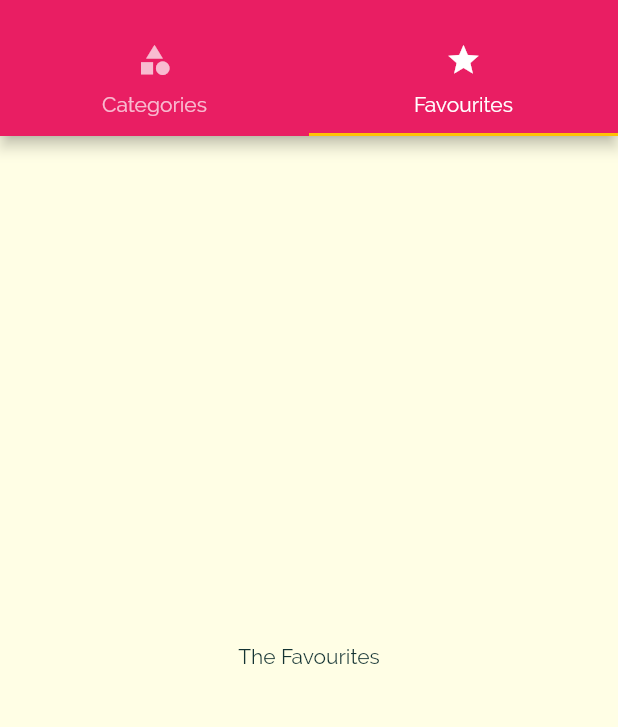
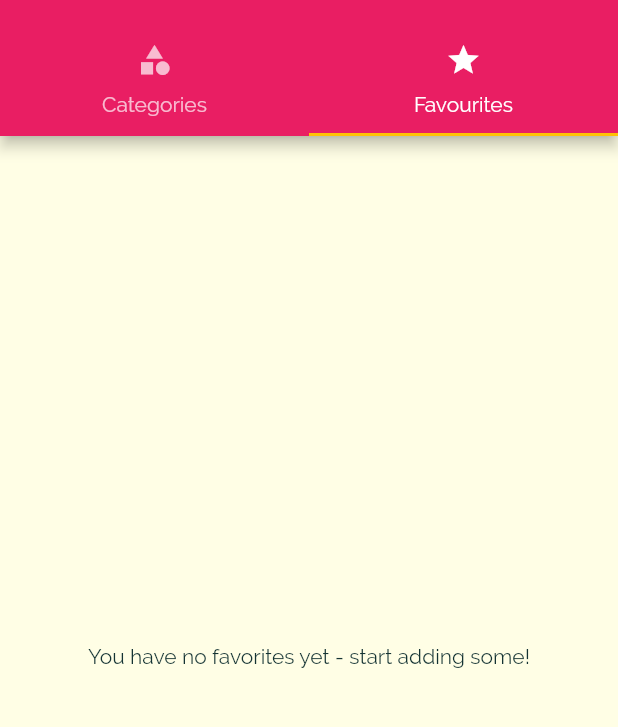
Before and after one commit to SushantRatnam/mini_meal, a Flutter app: the screen it shows after launch, tab 2 chosen, on a phone screen of 412 x 824 dp, the part 59-786 px from its top. Run offline on Flutter 3.47's test engine with Material 2 defaults, Android fonts, the phone set to English and light mode, and no system bars.

Commit message:
favourites logic added

```diff
--- a/lib/main.dart
+++ b/lib/main.dart
@@ -92,9 +92,9 @@ class _MyAppState extends State<MyApp> {
       // home: CategoriesScreen(),
       initialRoute: '/',
       routes: {
-        '/': (ctx) => TabsScreen(),
+        '/': (ctx) => TabsScreen(_favoriteMeals),
         CategoryDetail.routeName: (ctx) => CategoryDetail(_availableMeals),
-        MealDetail.routeName: (ctx) => MealDetail(),
+        MealDetail.routeName: (ctx) => MealDetail(_toggleFavorite, _isMealFavorite),
         FiltersScreen.routeName: (ctx) => FiltersScreen(_filters, _setFilters),
       },
       onUnknownRoute: (settings) {
--- a/lib/screens/favourites_screen.dart
+++ b/lib/screens/favourites_screen.dart
@@ -1,10 +1,33 @@
 import 'package:flutter/material.dart';
 
+import '../models/meal.dart';
+import '../widgets/meal_item.dart';
+
 class FavouritesScreen extends StatelessWidget {
+  final List<Meal> favoriteMeals;
+
+  FavouritesScreen(this.favoriteMeals);
+
   @override
   Widget build(BuildContext context) {
-    return Center(
-      child: Text('The Favourites'),
-    );
+    if (favoriteMeals.isEmpty) {
+      return Center(
+        child: Text('You have no favorites yet - start adding some!'),
+      );
+    } else {
+      return ListView.builder(
+        itemBuilder: (ctx, index) {
+          return MealItem(
+            id: favoriteMeals[index].id,
+            title: favoriteMeals[index].title,
+            imageUrl: favoriteMeals[index].imageUrl,
+            duration: favoriteMeals[index].duration,
+            affordability: favoriteMeals[index].affordability,
+            complexity: favoriteMeals[index].complexity,
+          );
+        },
+        itemCount: favoriteMeals.length,
+      );
+    }
   }
 }
--- a/lib/screens/tabs_screen.dart
+++ b/lib/screens/tabs_screen.dart
@@ -1,9 +1,14 @@
 import 'package:flutter/material.dart';
+import '../models/meal.dart';
 import '../widgets/main_drawer.dart';
 import 'categories_screen.dart';
 import 'favourites_screen.dart';
 
 class TabsScreen extends StatefulWidget {
+  final List<Meal> favoriteMeals;
+
+  TabsScreen(this.favoriteMeals);
+
   @override
   _TabsScreenState createState() => _TabsScreenState();
 }
@@ -37,7 +42,7 @@ class _TabsScreenState extends State<TabsScreen> {
         body: TabBarView(
           children: [
             CategoriesScreen(),
-            FavouritesScreen(),
+            FavouritesScreen(widget.favoriteMeals),
           ],
         ),
       ),
```
Also changed, not shown: lib/screens/meal_detail_screen.dart (+7 -2 lines).
